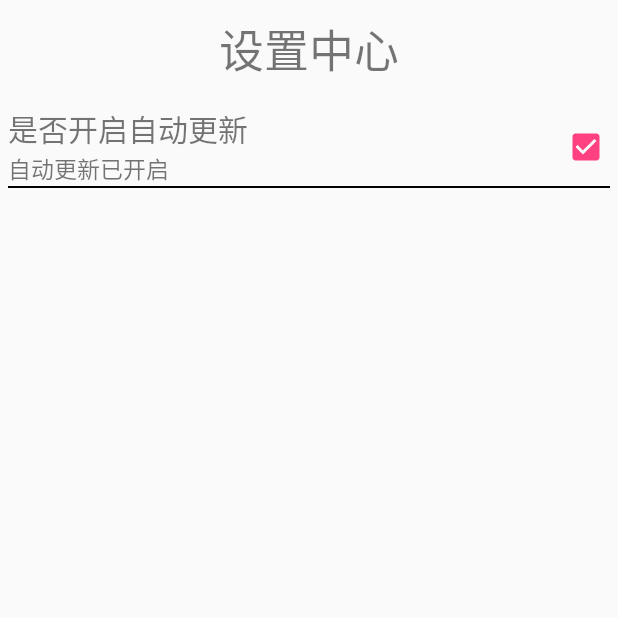
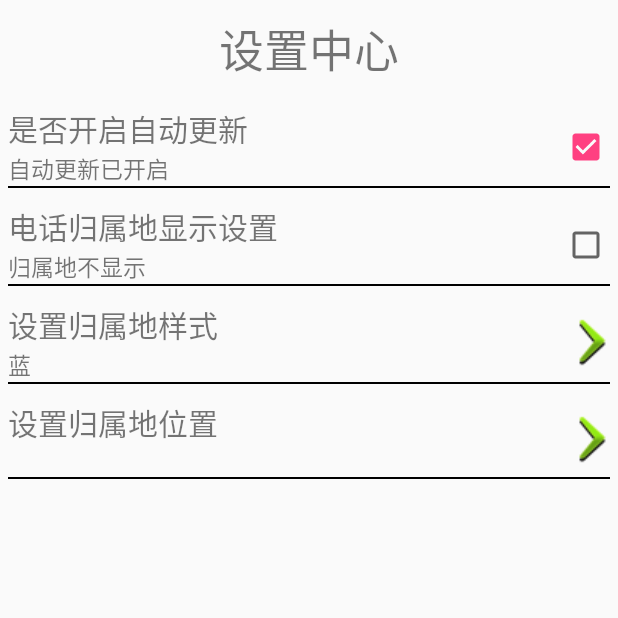
Before and after one commit to akileecn/MyApplication, an Android app: the SettingActivity screen opened directly, with no data from a screen before it, on a phone screen of 412 x 824 dp, the top half of it. Run offline under Robolectric (Android 15) with nearby library versions, the phone set to English and light mode, and no system bars.

Commit message:
day4 2/2

```diff
--- a/手机安全卫士/src/main/java/cn/aki/mobilesafe/activity/SettingActivity.java
+++ b/手机安全卫士/src/main/java/cn/aki/mobilesafe/activity/SettingActivity.java
@@ -1,13 +1,19 @@
 package cn.aki.mobilesafe.activity;
 
 import android.app.Activity;
+import android.app.AlertDialog;
 import android.content.Context;
+import android.content.DialogInterface;
+import android.content.Intent;
 import android.content.SharedPreferences;
 import android.os.Bundle;
 import android.view.View;
 
 import cn.aki.mobilesafe.R;
 import cn.aki.mobilesafe.common.Constants;
+import cn.aki.mobilesafe.service.AddressService;
+import cn.aki.mobilesafe.utils.ServiceStatusUtils;
+import cn.aki.mobilesafe.view.SettingClickView;
 import cn.aki.mobilesafe.view.SettingItemView;
 
 /**
@@ -16,27 +22,108 @@ import cn.aki.mobilesafe.view.SettingItemView;
  */
 public class SettingActivity extends Activity {
     private SettingItemView sivUpdate;//自动更新
-    private SharedPreferences mSharedPreferences;//参数
+    private SettingItemView sivShowAddress; //电话归属地
+    private SharedPreferences mPref;//参数
+    private SettingClickView scvAddressStyle;   //归属地样式
+    private SettingClickView scvAddressLocation;    //归属地位置
+
     @Override
     protected void onCreate(Bundle savedInstanceState) {
         super.onCreate(savedInstanceState);
         setContentView(R.layout.activity_setting);
         sivUpdate= (SettingItemView) findViewById(R.id.siv_update);
-        mSharedPreferences=getSharedPreferences(Constants.SharedPreferences.FILE_CONFIG, Context.MODE_PRIVATE);
-        //初始化自动更新
-        boolean autoUpdate=mSharedPreferences.getBoolean(Constants.SharedPreferences.KEY_AUTO_UPDATE,true);
+        sivShowAddress= (SettingItemView) findViewById(R.id.siv_show_address);
+        mPref=getSharedPreferences(Constants.SharedPreferences.FILE_CONFIG, Context.MODE_PRIVATE);
+        scvAddressStyle= (SettingClickView) findViewById(R.id.scv_address_style);
+        scvAddressLocation= (SettingClickView) findViewById(R.id.scv_address_location);
+        initUpdate();
+        initShowAddress();
+        initAddressStyle();
+        initAddressLocation();
+    }
+
+    /**
+     * 初始化自动更新
+     */
+    private void initUpdate(){
+        boolean autoUpdate=mPref.getBoolean(Constants.SharedPreferences.KEY_AUTO_UPDATE,true);
         sivUpdate.check(autoUpdate);
         sivUpdate.setOnClickListener(new View.OnClickListener() {
             @Override
             public void onClick(View v) {
-                if(sivUpdate.isChecked()){
+                if (sivUpdate.isChecked()) {
                     sivUpdate.check(false);
-                    mSharedPreferences.edit().putBoolean(Constants.SharedPreferences.KEY_AUTO_UPDATE,false).apply();
-                }else{
+                    mPref.edit().putBoolean(Constants.SharedPreferences.KEY_AUTO_UPDATE, false).apply();
+                } else {
                     sivUpdate.check(true);
-                    mSharedPreferences.edit().putBoolean(Constants.SharedPreferences.KEY_AUTO_UPDATE, true).apply();
+                    mPref.edit().putBoolean(Constants.SharedPreferences.KEY_AUTO_UPDATE, true).apply();
                 }
             }
         });
     }
+
+    /**
+     * 初始化电话归属地显示
+     */
+    private void initShowAddress(){
+        //根据服务是否启动判断状态
+        sivShowAddress.check(ServiceStatusUtils.isActive(this, AddressService.class));
+        sivShowAddress.setOnClickListener(new View.OnClickListener(){
+            @Override
+            public void onClick(View v) {
+                if(sivShowAddress.isChecked()){
+                    sivShowAddress.check(false);
+                    stopService(new Intent(SettingActivity.this, AddressService.class));
+                }else{
+                    sivShowAddress.check(true);
+                    startService(new Intent(SettingActivity.this, AddressService.class));
+                }
+            }
+        });
+    }
+
+    /**
+     * 初始化归属地样式
+     */
+    private void initAddressStyle(){
+        int style=mPref.getInt(Constants.SharedPreferences.KEY_ADDRESS_STYLE,0);
+        scvAddressStyle.setDesc(Constants.AddressStyle.DESC[style]);
+        scvAddressStyle.setOnClickListener(new View.OnClickListener() {
+            @Override
+            public void onClick(View v) {
+                showAddressStyleDialog();
+            }
+        });
+    }
+
+    /**
+     * 显示归属地样式对话框
+     */
+    private void showAddressStyleDialog(){
+        AlertDialog.Builder builder= new AlertDialog.Builder(this);
+        int style=mPref.getInt(Constants.SharedPreferences.KEY_ADDRESS_STYLE,0);
+        builder.setSingleChoiceItems(Constants.AddressStyle.DESC, style, new DialogInterface.OnClickListener() {
+            @Override
+            public void onClick(DialogInterface dialog, int which) {
+                mPref.edit().putInt(Constants.SharedPreferences.KEY_ADDRESS_STYLE, which).apply();
+                scvAddressStyle.setDesc(Constants.AddressStyle.DESC[which]);
+                dialog.dismiss();
+            }
+        });
+        AlertDialog dialog=builder.create();
+        dialog.show();
+    }
+
+    /**
+     * 初始化归属地位置
+     */
+    private void initAddressLocation(){
+        scvAddressLocation.setOnClickListener(new View.OnClickListener() {
+            @Override
+            public void onClick(View v) {
+                //打开拖拽页面
+                startActivity(new Intent(SettingActivity.this,DragAddressActivity.class));
+            }
+        });
+    }
 }
--- a/手机安全卫士/src/main/java/cn/aki/mobilesafe/common/Constants.java
+++ b/手机安全卫士/src/main/java/cn/aki/mobilesafe/common/Constants.java
@@ -1,4 +1,6 @@
 package cn.aki.mobilesafe.common;
+
+import cn.aki.mobilesafe.R;
 
 /**
  * Created by Administrator on 2015/11/10.
@@ -47,6 +49,18 @@ public final class Constants {
          * 定位
          */
         public static final String KEY_LOCATION="location";
+        /**
+         * 电话归属地样式
+         */
+        public static final String KEY_ADDRESS_STYLE="addressStyle";
+        /**
+         * 归属地x坐标
+         */
+        public static final String KEY_ADDRESS_LOCATION_X="addressLocationX";
+        /**
+         * 归属地y坐标
+         */
+        public static final String KEY_ADDRESS_LOCATION_Y="addressLocationY";
 
     }
 
@@ -81,4 +95,19 @@ public final class Constants {
          */
         public static final String Address="data/data/cn.aki.mobilesafe/files/address.db";
     }
+
+    /**
+     * 归属地样式
+     */
+    public static final class AddressStyle{
+        /**
+         * 描述
+         */
+        public static final String[] DESC={"蓝","灰","绿","橙","白"};
+        /**
+         * 图片
+         */
+        public static final int[] DRAWABLE={R.drawable.call_locate_blue,R.drawable.call_locate_gray
+                ,R.drawable.call_locate_green,R.drawable.call_locate_orange,R.drawable.call_locate_white};
+    }
 }
--- /dev/null
+++ b/手机安全卫士/src/main/java/cn/aki/mobilesafe/utils/ServiceStatusUtils.java
@@ -0,0 +1,29 @@
+package cn.aki.mobilesafe.utils;
+
+import android.app.ActivityManager;
+import android.app.Service;
+import android.content.Context;
+
+import java.util.List;
+
+/**
+ * Created by Administrator on 2015/12/4.
+ * 服务状态
+ */
+public class ServiceStatusUtils {
+    /**
+     * 检测服务是否激活
+     */
+    public static boolean isActive(Context context,Class<? extends Service> serviceClass){
+        ActivityManager activityManager= (ActivityManager) context.getSystemService(Context.ACTIVITY_SERVICE);
+        List<ActivityManager.RunningServiceInfo> services=activityManager.getRunningServices(100);
+        for(ActivityManager.RunningServiceInfo serviceInfo:services){
+            String className=serviceInfo.service.getClassName();
+            if(className.equals(serviceClass.getName())){
+                return true;
+            }
+        }
+        return false;
+    }
+
+}
--- /dev/null
+++ b/手机安全卫士/src/main/java/cn/aki/mobilesafe/view/SettingClickView.java
@@ -0,0 +1,53 @@
+package cn.aki.mobilesafe.view;
+
+import android.content.Context;
+import android.content.res.TypedArray;
+import android.util.AttributeSet;
+import android.view.View;
+import android.widget.RelativeLayout;
+import android.widget.TextView;
+
+import cn.aki.mobilesafe.R;
+
+/**
+ * Created by Administrator on 2015/12/7.
+ * 设置自定义带你及
+ */
+public class SettingClickView extends RelativeLayout{
+    private TextView tvTitle;
+    private TextView tvDesc;
+    public SettingClickView(Context context) {
+        super(context);
+        initView(null);
+    }
+
+    public SettingClickView(Context context, AttributeSet attrs) {
+        super(context, attrs);
+        initView(attrs);
+    }
+
+    public SettingClickView(Context context, AttributeSet attrs, int defStyleAttr) {
+        super(context, attrs, defStyleAttr);
+        initView(attrs);
+    }
+
+    public void initView(AttributeSet attrs){
+        View view=View.inflate(getContext(), R.layout.view_setting_click,this);
+        tvTitle= (TextView) view.findViewById(R.id.tv_title);
+        tvDesc= (TextView) findViewById(R.id.tv_desc);
+        if(attrs!=null){
+            TypedArray typedArray=getContext().obtainStyledAttributes(attrs, R.styleable.SettingItemView);
+            String title=typedArray.getString(R.styleable.SettingItemView_headline);
+            setTitle(title);
+            typedArray.recycle();
+        }
+    }
+
+    public void setTitle(String title){
+        tvTitle.setText(title);
+    }
+
+    public void setDesc(String desc){
+        tvDesc.setText(desc);
+    }
+}
--- a/手机安全卫士/src/main/res/layout/activity_setting.xml
+++ b/手机安全卫士/src/main/res/layout/activity_setting.xml
@@ -13,4 +13,21 @@
         aki:disable_desc="@string/setting_auto_update_disable_desc"
         android:layout_width="match_parent"
         android:layout_height="wrap_content"/>
+    <cn.aki.mobilesafe.view.SettingItemView
+        android:id="@+id/siv_show_address"
+        aki:headline="电话归属地显示设置"
+        aki:enable_desc="归属地显示"
+        aki:disable_desc="归属地不显示"
+        android:layout_width="match_parent"
+        android:layout_height="wrap_content"/>
+    <cn.aki.mobilesafe.view.SettingClickView
+        android:id="@+id/scv_address_style"
+        aki:headline="设置归属地样式"
+        android:layout_width="match_parent"
+        android:layout_height="wrap_content" />
+    <cn.aki.mobilesafe.view.SettingClickView
+        android:id="@+id/scv_address_location"
+        aki:headline="设置归属地位置"
+        android:layout_width="match_parent"
+        android:layout_height="wrap_content" />
 </LinearLayout>
--- /dev/null
+++ b/手机安全卫士/src/main/res/layout/view_setting_click.xml
@@ -0,0 +1,28 @@
+<?xml version="1.0" encoding="utf-8"?>
+<RelativeLayout xmlns:android="http://schemas.android.com/apk/res/android"
+    android:layout_width="match_parent"
+    android:layout_height="wrap_content"
+    android:padding="5dp">
+    <TextView
+        android:id="@+id/tv_title"
+        android:layout_width="wrap_content"
+        android:layout_height="wrap_content"
+        android:textSize="20sp"/>
+    <TextView
+        android:id="@+id/tv_desc"
+        android:layout_below="@id/tv_title"
+        android:layout_width="wrap_content"
+        android:layout_height="wrap_content"
+        android:textSize="15sp"/>
+    <ImageView
+        android:layout_width="wrap_content"
+        android:layout_height="wrap_content"
+        android:src="@drawable/jiantou1_pressed"
+        android:layout_alignParentRight="true"
+        android:layout_centerVertical="true"/>
+    <ImageView
+        android:layout_below="@id/tv_desc"
+        android:layout_width="match_parent"
+        android:layout_height="1dp"
+        android:background="@color/black"/>
+</RelativeLayout>
--- a/手机安全卫士/src/main/res/values/colors.xml
+++ b/手机安全卫士/src/main/res/values/colors.xml
@@ -6,4 +6,5 @@
     <color name="black">#000</color>
     <color name="grey">#6000</color>
     <color name="light_grey">#3000</color>
+    <color name="red">#f00</color>
 </resources>
```
Also changed, not shown: 手机安全卫士/src/main/AndroidManifest.xml (+13 -2 lines), 手机安全卫士/src/main/java/cn/aki/mobilesafe/activity/DragAddressActivity.java (added, +92 -0 lines), 手机安全卫士/src/main/java/cn/aki/mobilesafe/service/AddressService.java (added, +141 -0 lines), 手机安全卫士/src/main/res/layout/activity_drag_address.xml (added, +30 -0 lines), 手机安全卫士/src/main/res/layout/toast_address.xml (added, +15 -0 lines), 手机安全卫士/src/main/res/drawable/call_locate_blue.9.png (added), 手机安全卫士/src/main/res/drawable/call_locate_gray.9.png (added), 手机安全卫士/src/main/res/drawable/call_locate_green.9.png (added), 手机安全卫士/src/main/res/drawable/call_locate_orange.9.png (added), 手机安全卫士/src/main/res/drawable/call_locate_white.9.png (added), 手机安全卫士/src/main/res/drawable/jiantou1_pressed.png (added), 2 other files.
